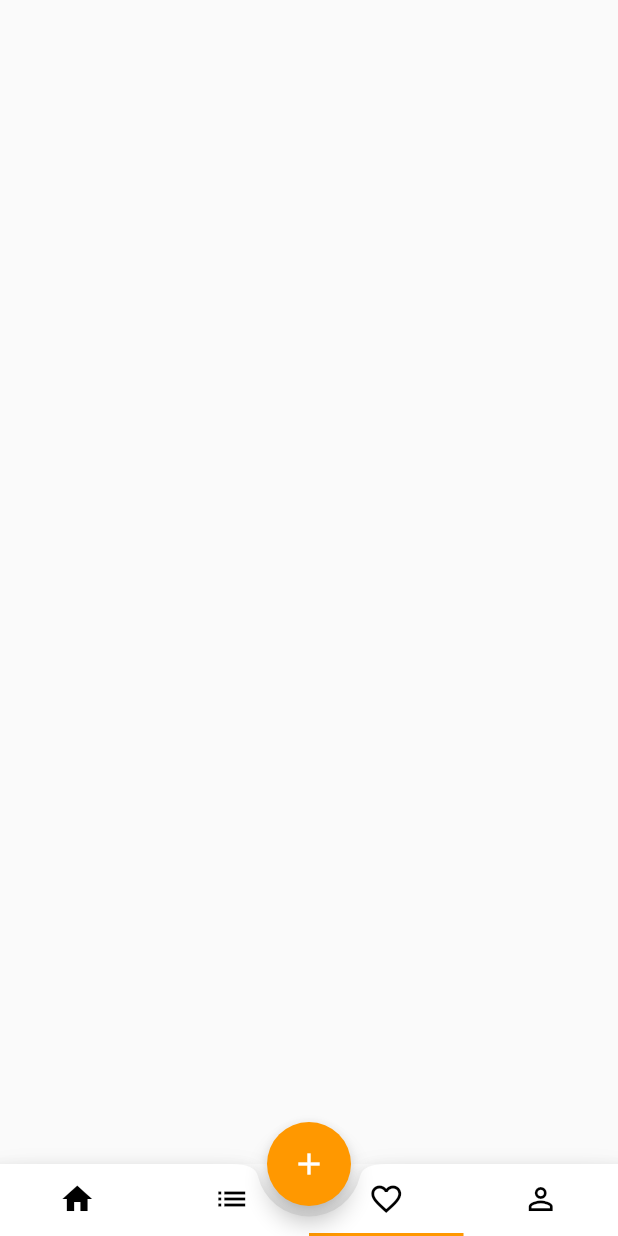
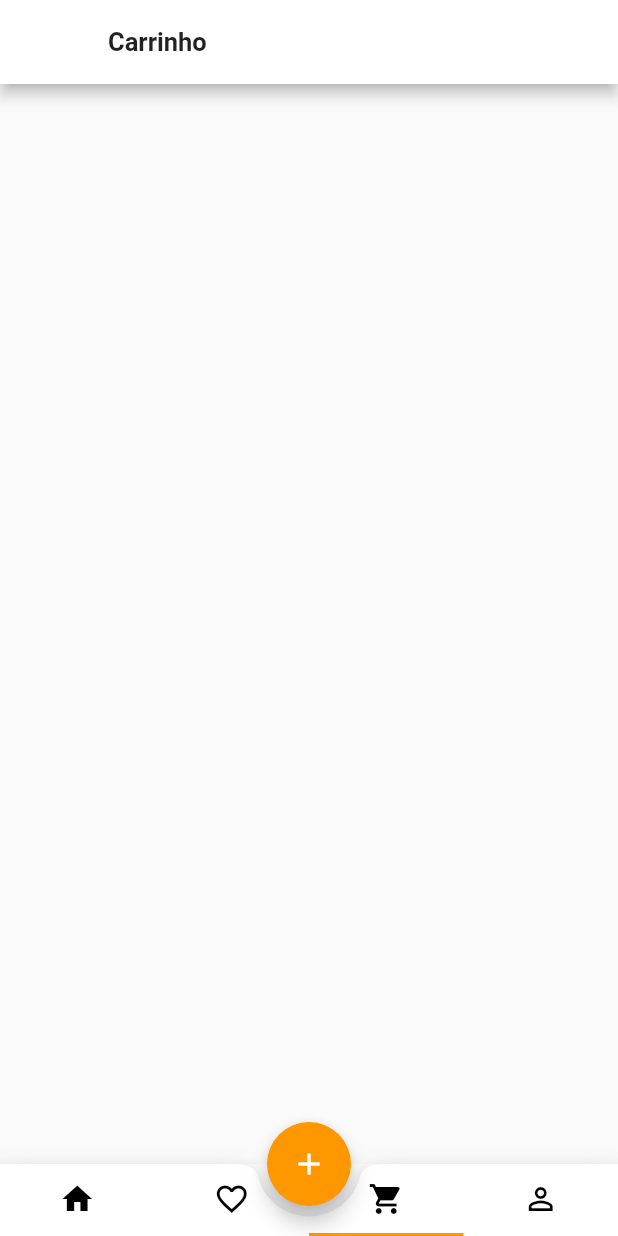
Before and after one commit to diegosoriarios/foodDelivery, a Flutter app: the MyHome screen opened by its route, item 3 of the bottom bar chosen, on a phone screen of 412 x 824 dp. Run offline on Flutter 3.47's test engine with Material 2 defaults, Android fonts, the phone set to English and light mode, and no system bars; Roboto replaces fonts that are missing (Montserrat); statements that could not run were skipped.

Commit message:
Carrinho

```diff
--- a/lib/Pages/FavoritesPage.dart
+++ b/lib/Pages/FavoritesPage.dart
@@ -1,4 +1,6 @@
 import 'package:flutter/material.dart';
+import 'package:food/Component/ProductContainer.dart';
+import 'package:food/Modelos/Produtos.dart';
 import 'package:food/Modelos/Restaurant.dart';
 import 'package:food/Pages/MainPage.dart';
 import 'package:food/data.dart';
@@ -7,11 +9,21 @@ class FavoritesPage extends StatelessWidget {
   @override
   Widget build(BuildContext context) {
     return Scaffold(
+      appBar: AppBar(
+        backgroundColor: Colors.white,
+        leading: new Container(),
+        title: Text(
+          "Carrinho",
+          style: TextStyle(
+            fontWeight: FontWeight.bold, fontSize: 17
+          ),
+        ),
+      ),
       body: GridView.count(
         crossAxisCount: 2,
-        children: List.generate(favoritos.length, (index) {
+        children: List.generate(cart.length, (index) {
           return Center(
-            child: GridListItem(restaurante: favoritos[index],)
+            child: GridListItem(produtos: cart[index],)
           );
         }),
       )
@@ -20,11 +32,11 @@ class FavoritesPage extends StatelessWidget {
 }
 
 class GridListItem extends StatelessWidget {
-  const GridListItem({Key key, this.restaurante}) : super(key: key);
-  final Restaurante restaurante;
+  const GridListItem({Key key, this.produtos}) : super(key: key);
+  final Produtos produtos;
 
   @override
   Widget build(BuildContext context) {
-    return SmallContainer(restaurante: restaurante,);
+    return ProductContainer(produtos: produtos,);
   }
 }
--- a/lib/data.dart
+++ b/lib/data.dart
@@ -30,6 +30,8 @@ List<Restaurante> restaurantList = [
 
 List<Restaurante> favoritos = [];
 
+List<Produtos> cart = [];
+
 User usuario = User("Diego Soria Rios", 'diegosoriarios@gmail.com', "54 991907331", "Rua Fagundes dos Reis 220", "99010070", "", "123456", "restaurante");
 
 bool userIsLogged = !true;
--- a/lib/main.dart
+++ b/lib/main.dart
@@ -1,7 +1,7 @@
 import 'package:flutter/material.dart';
 import 'package:food/Pages/CreateProductPage.dart';
 import 'package:food/Pages/FavoritesPage.dart';
-import 'package:food/Pages/RestaurantListPage.dart';
+import 'package:food/Pages/Cart.dart';
 import 'package:food/Pages/Profile.dart';
 import 'package:food/Pages/RestaurantPage.dart';
 import 'package:food/Pages/MainPage.dart';
@@ -77,7 +77,7 @@ class MyHomeState extends State<MyHome> with SingleTickerProviderStateMixin {
       floatingActionButtonLocation: FloatingActionButtonLocation.centerDocked,
       floatingActionButton: _renderFloatingActionButton(),
       body: TabBarView(
-        children: <Widget>[MyApp(), RestaurantListPage(), FavoritesPage(), Profile()],
+        children: <Widget>[MyApp(), Cart(), FavoritesPage(), Profile()],
         controller: controller,
       ),
       bottomNavigationBar: BottomAppBar(
@@ -90,10 +90,10 @@ class MyHomeState extends State<MyHome> with SingleTickerProviderStateMixin {
               icon: Icon(Icons.home, color: Colors.black),
             ),
             Tab(
-              icon: Icon(Icons.list, color: Colors.black),
+              icon: Icon(Icons.favorite_border, color: Colors.black),
             ),
             Tab(
-              icon: Icon(Icons.favorite_border, color: Colors.black),
+              icon: Icon(Icons.shopping_cart, color: Colors.black),
             ),
             Tab(
               icon: Icon(Icons.person_outline, color: Colors.black),
```
Also changed, not shown: lib/Pages/Cart.dart (renamed from lib/Pages/RestaurantListPage.dart, +13 -3 lines), lib/Pages/OrderPage.dart (+10 -2 lines), 4 other files.
